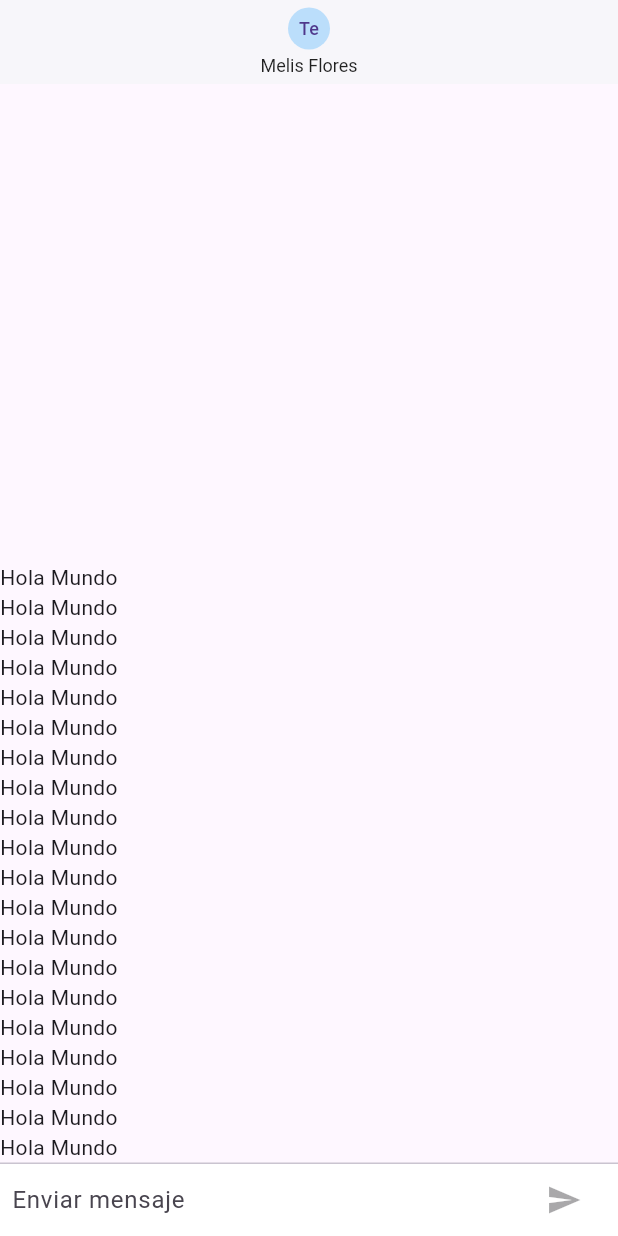
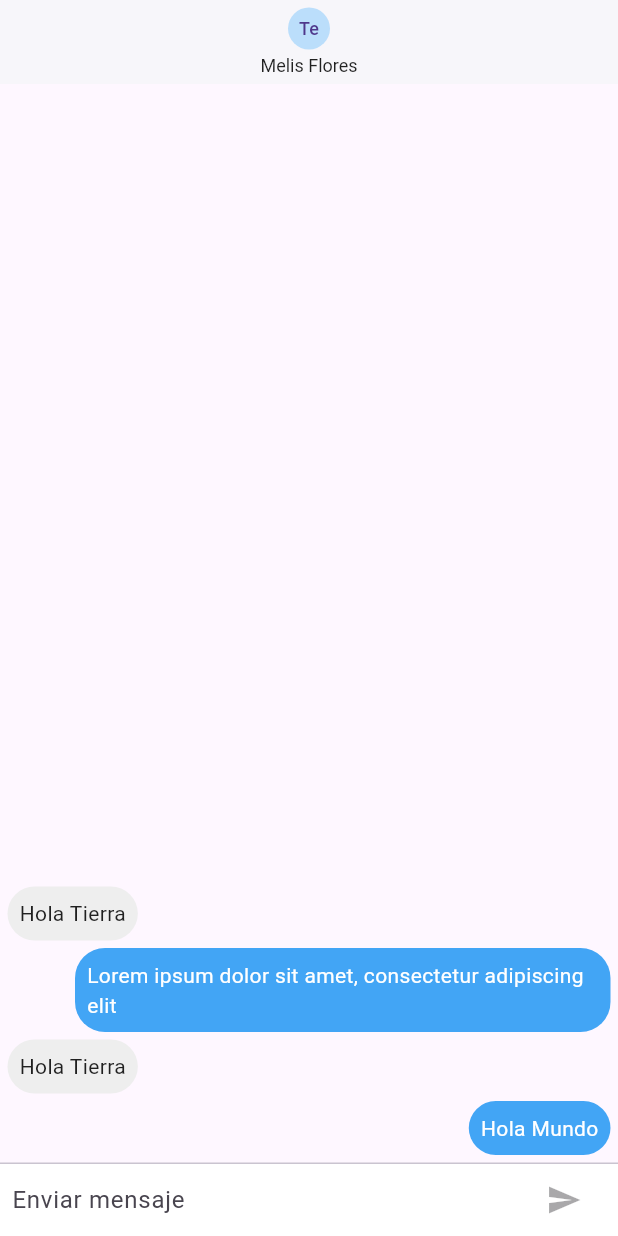
Before and after one commit to Estuardo-Sazo/chat-app-fh, a Flutter app: the screen it shows after launch, on a phone screen of 412 x 824 dp. Run offline on Flutter 3.47's test engine with Material 3 defaults, Android fonts, the phone set to English and light mode, and no system bars; our stand-ins replace pull_to_refresh.

Commit message:
Mensajes de burbujas

```diff
--- a/lib/pages/chat_page.dart
+++ b/lib/pages/chat_page.dart
@@ -1,3 +1,4 @@
+import 'package:chat_app/widgets/chat_message.dart';
 import 'package:flutter/material.dart';
 
 class ChatPage extends StatefulWidget {
@@ -8,6 +9,13 @@ class ChatPage extends StatefulWidget {
 class _ChatPageState extends State<ChatPage> {
   final _textController = TextEditingController();
   final _focusNode = FocusNode();
+
+  List<ChatMessage> _messages = [
+    ChatMessage(uid: '123', text: 'Hola Mundo'),
+    ChatMessage(uid: '2343', text: 'Hola Tierra'),
+    ChatMessage(uid: '123', text: 'Lorem ipsum dolor sit amet, consectetur adipiscing elit'),
+    ChatMessage(uid: '2343', text: 'Hola Tierra'),
+  ] ;
   bool _estaEscribiendo = false;
 
   @override
@@ -36,8 +44,8 @@ class _ChatPageState extends State<ChatPage> {
               Flexible(
                 child: ListView.builder(
                   physics: BouncingScrollPhysics(),
-                  itemBuilder: (_, i) => const Text('Hola Mundo'),
-                  itemCount: 20,
+                  itemBuilder: (_, i) => _messages[i],
+                  itemCount: _messages.length,
                   reverse: true,
                 ),
               ),
@@ -101,6 +109,9 @@ class _ChatPageState extends State<ChatPage> {
   _handleSubmitted(String text) {
     _textController.clear();
     _focusNode.requestFocus();
+
+    final newMessage = ChatMessage(uid: '123', text: text);
+    _messages.insert(0, newMessage);
     setState(() {
       _estaEscribiendo = false;
     });
--- /dev/null
+++ b/lib/widgets/chat_message.dart
@@ -0,0 +1,46 @@
+import 'package:flutter/material.dart';
+
+class ChatMessage extends StatelessWidget {
+  final String text;
+  final String uid;
+
+  const ChatMessage({
+    super.key,
+    required this.text,
+    required this.uid,
+  });
+
+  @override
+  Widget build(BuildContext context) {
+    return Container(
+      child: uid == '123' ? _myMessage() : _notMyMessage(),
+    );
+  }
+
+  Widget _myMessage() {
+    return Align(
+      alignment: Alignment.centerRight,
+      child: Container(
+        padding: const EdgeInsets.all(8),
+        margin: const EdgeInsets.only(bottom: 5, left: 50, right: 5),
+        decoration: BoxDecoration(
+            color: Colors.blue[400], borderRadius: BorderRadius.circular(20)),
+        child: Text(text, style: const TextStyle(color: Colors.white)),
+      ),
+    );
+  }
+
+
+  Widget _notMyMessage() {
+    return Align(
+      alignment: Alignment.centerLeft,
+      child: Container(
+        padding: const EdgeInsets.all(8),
+        margin: const EdgeInsets.only(bottom: 5, left: 5, right: 50),
+        decoration: BoxDecoration(
+            color: Colors.grey[200], borderRadius: BorderRadius.circular(20)),
+        child: Text(text, style: const TextStyle(color: Colors.black87)),
+      ),
+    );
+  }
+}
```
